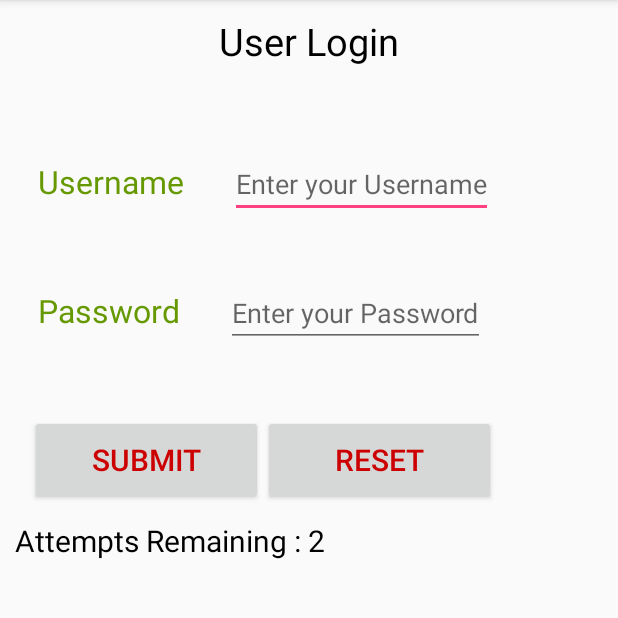
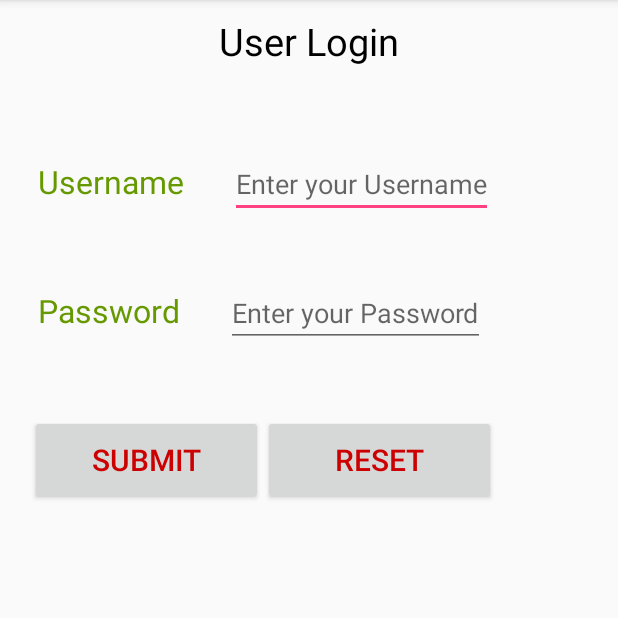
Before and after one commit to rishikagupta2437/Android_assignment3, an Android app: the screen it shows after launch (MainActivity), after a tap on "SUBMIT", on a phone screen of 412 x 824 dp, the part 84-702 px from its top. Run offline under Robolectric (Android 15) with nearby library versions, the phone set to English and light mode, and no system bars.

Commit message:
login screen

```diff
--- a/app/src/main/java/com/example/rishika/loginscreen/MainActivity.java
+++ b/app/src/main/java/com/example/rishika/loginscreen/MainActivity.java
@@ -24,7 +24,7 @@ public class MainActivity extends AppCompatActivity implements View.OnClickListe
         password = (EditText)findViewById(R.id.password);
         submit = (Button)findViewById(R.id.submit);
         reset = (Button)findViewById(R.id.reset);
-        attempts = (TextView)findViewById(R.id.attempts);
+
 
         submit.setOnClickListener((View.OnClickListener) this);
         reset.setOnClickListener((View.OnClickListener) this);
@@ -40,17 +40,12 @@ public class MainActivity extends AppCompatActivity implements View.OnClickListe
             {
                 Toast.makeText(getApplicationContext(),"Login Successful",Toast.LENGTH_SHORT).show();
 
-                counter = 3;
-                attempts.setVisibility(TextView.INVISIBLE);
+
             }
             else
             {
-                attempts.setVisibility(TextView.VISIBLE);
-                attempts.setText("Attempts Remaining : "+(--counter));
-                if(counter == 0)
-                {
-                    submit.setEnabled(false);
-                }
+
+                Toast.makeText(getApplicationContext(),"Login Failed",Toast.LENGTH_LONG).show();
             }
         }
         if(v.getId()==R.id.reset)
--- a/app/src/main/res/layout/activity_main.xml
+++ b/app/src/main/res/layout/activity_main.xml
@@ -103,14 +103,4 @@
 
     </LinearLayout>
 
-    <TextView
-        android:id="@+id/attempts"
-        android:layout_width="wrap_content"
-        android:layout_height="wrap_content"
-        android:text="Attempts Remaining : "
-        android:textColor="@android:color/black"
-        android:textSize="20dp"
-        android:visibility="invisible"
-        />
-
-   </LinearLayout>
+</LinearLayout>
```
